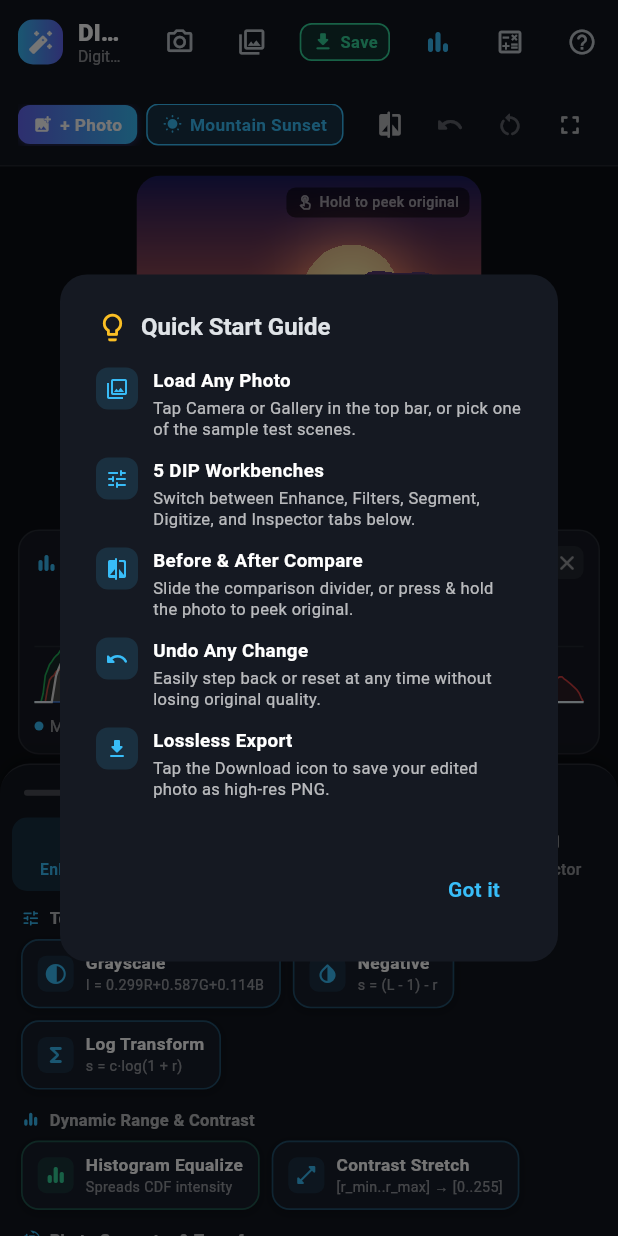
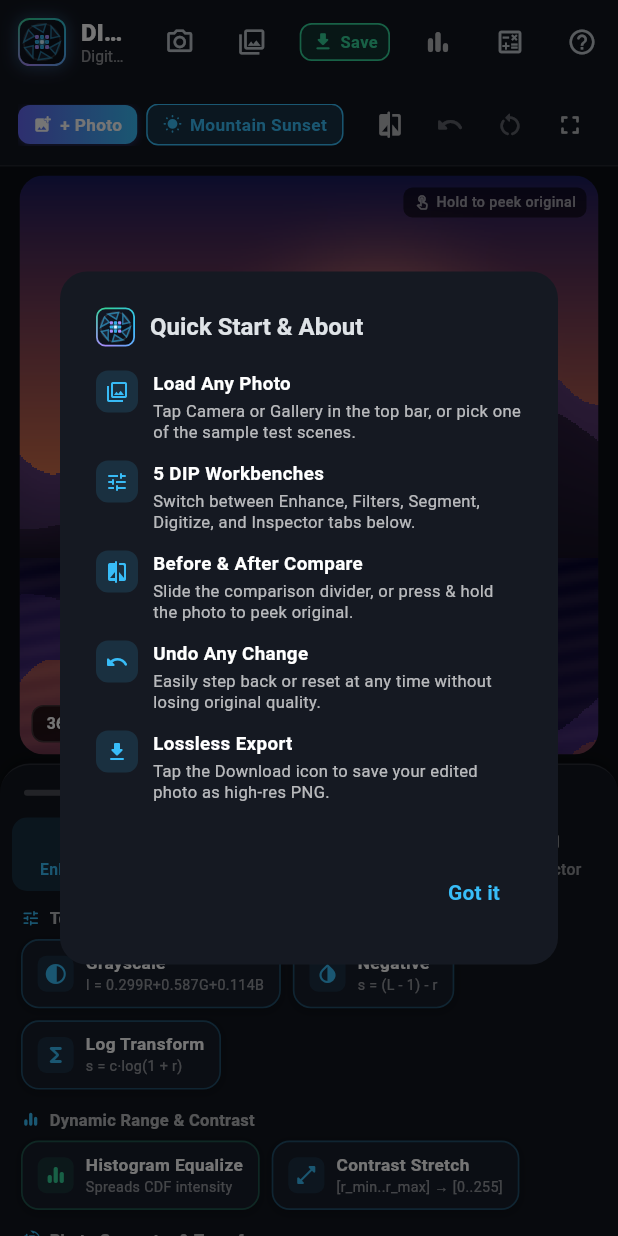
Before and after one commit to mashkurulalamohi37/Photo_Editor-DIP-, a Flutter app: the screen it shows after launch, after a tap on the "help outline" icon, on a phone screen of 412 x 824 dp. Run offline on Flutter 3.47's test engine with Material 3 defaults, Android fonts, the phone set to English and light mode, and no system bars; our stand-ins replace image_picker, web; missing offline and left inert: dart:js_interop.

Commit message:
feat(branding): add custom app logo, opening splash animation, and default hidden workbench/histogram

```diff
--- a/lib/main.dart
+++ b/lib/main.dart
@@ -1,5 +1,6 @@
 import 'package:flutter/material.dart';
 import 'screens/editor_screen.dart';
+import 'screens/splash_screen.dart';
 
 void main() {
   WidgetsFlutterBinding.ensureInitialized();
@@ -7,10 +8,25 @@ void main() {
 }
 
 class DipStudioApp extends StatelessWidget {
-  const DipStudioApp({super.key});
+  final bool initialShowHistogram;
+  final bool initialWorkbenchCollapsed;
+  final bool? enableSplashScreen;
+
+  const DipStudioApp({
+    super.key,
+    this.initialShowHistogram = false,
+    this.initialWorkbenchCollapsed = true,
+    this.enableSplashScreen,
+  });
 
   @override
   Widget build(BuildContext context) {
+    // When running inside an automated test without explicit splash flag,
+    // load EditorScreen directly so existing widget tests don't stall on timers.
+    final bool isTestEnv =
+        WidgetsBinding.instance.runtimeType.toString().contains('TestWidgetsFlutterBinding');
+    final bool showSplash = enableSplashScreen ?? !isTestEnv;
+
     return MaterialApp(
       title: 'DIP Studio',
       debugShowCheckedModeBanner: false,
@@ -27,7 +43,12 @@ class DipStudioApp extends StatelessWidget {
           surface: const Color(0xFF11151E),
         ),
       ),
-      home: const EditorScreen(),
+      home: showSplash
+          ? const SplashScreen()
+          : EditorScreen(
+              initialShowHistogram: initialShowHistogram,
+              initialWorkbenchCollapsed: initialWorkbenchCollapsed,
+            ),
     );
   }
 }
--- a/lib/screens/editor_screen.dart
+++ b/lib/screens/editor_screen.dart
@@ -9,12 +9,20 @@ import '../models/pixel_image.dart';
 import '../services/dip_engine.dart';
 import '../services/image_export_service.dart';
 import '../services/sample_image_generator.dart';
+import '../widgets/app_logo.dart';
 import '../widgets/digitization_calculator_sheet.dart';
 import '../widgets/histogram_chart.dart';
 import '../widgets/image_canvas_view.dart';
 
 class EditorScreen extends StatefulWidget {
-  const EditorScreen({super.key});
+  final bool initialShowHistogram;
+  final bool initialWorkbenchCollapsed;
+
+  const EditorScreen({
+    super.key,
+    this.initialShowHistogram = false,
+    this.initialWorkbenchCollapsed = true,
+  });
 
   @override
   State<EditorScreen> createState() => _EditorScreenState();
@@ -31,9 +39,9 @@ class _EditorScreenState extends State<EditorScreen> {
   final List<PixelImage> _undoStack = [];
   final List<DipOperationRecord> _operationHistory = [];
 
-  bool _showHistogram = true;
+  late bool _showHistogram;
   bool _splitCompareMode = false;
-  bool _isWorkbenchCollapsed = false;
+  late bool _isWorkbenchCollapsed;
   int _selectedTabIndex = 0;
 
   // Tab 1: Point & Enhancement parameters
@@ -73,6 +81,8 @@ class _EditorScreenState extends State<EditorScreen> {
   @override
   void initState() {
     super.initState();
+    _showHistogram = widget.initialShowHistogram;
+    _isWorkbenchCollapsed = widget.initialWorkbenchCollapsed;
     _loadSamplePreset(_activePresetId, resetHistory: true);
   }
 
@@ -511,19 +521,9 @@ class _EditorScreenState extends State<EditorScreen> {
         titleSpacing: 12,
         title: Row(
           children: [
-            Container(
-              padding: const EdgeInsets.all(6),
-              decoration: BoxDecoration(
-                gradient: const LinearGradient(
-                  colors: [Color(0xFF38BDF8), Color(0xFF6366F1)],
-                ),
-                borderRadius: BorderRadius.circular(10),
-              ),
-              child: const Icon(
-                Icons.auto_fix_high_rounded,
-                size: 18,
-                color: Colors.white,
-              ),
+            const AppLogo(
+              size: 32,
+              showGlow: true,
             ),
             const SizedBox(width: 10),
             const Expanded(
@@ -758,9 +758,9 @@ class _EditorScreenState extends State<EditorScreen> {
         shape: RoundedRectangleBorder(borderRadius: BorderRadius.circular(18)),
         title: const Row(
           children: [
-            Icon(Icons.lightbulb_outline_rounded, color: Color(0xFFFBBF24), size: 22),
-            SizedBox(width: 8),
-            Text('Quick Start Guide', style: TextStyle(fontSize: 16, fontWeight: FontWeight.w700)),
+            AppLogo(size: 26, showGlow: false),
+            SizedBox(width: 10),
+            Text('Quick Start & About', style: TextStyle(fontSize: 16, fontWeight: FontWeight.w700)),
           ],
         ),
         content: const SingleChildScrollView(
@@ -1154,8 +1154,12 @@ class _EditorScreenState extends State<EditorScreen> {
                   child: InkWell(
                     borderRadius: BorderRadius.circular(10),
                     onTap: () => setState(() {
-                      _selectedTabIndex = index;
-                      _isWorkbenchCollapsed = false;
+                      if (_selectedTabIndex == index && !_isWorkbenchCollapsed) {
+                        _isWorkbenchCollapsed = true;
+                      } else {
+                        _selectedTabIndex = index;
+                        _isWorkbenchCollapsed = false;
+                      }
                     }),
                     child: Container(
                       padding: const EdgeInsets.symmetric(vertical: 7),
--- /dev/null
+++ b/lib/screens/splash_screen.dart
@@ -0,0 +1,346 @@
+import 'dart:async';
+import 'package:flutter/material.dart';
+import '../widgets/app_logo.dart';
+import 'editor_screen.dart';
+
+/// Opening splash screen with animated branding, DIP mathematical aura,
+/// and smooth transition to the main [EditorScreen].
+class SplashScreen extends StatefulWidget {
+  final Duration duration;
+  final VoidCallback? onFinished;
+
+  const SplashScreen({
+    super.key,
+    this.duration = const Duration(milliseconds: 2200),
+    this.onFinished,
+  });
+
+  @override
+  State<SplashScreen> createState() => _SplashScreenState();
+}
+
+class _SplashScreenState extends State<SplashScreen>
+    with SingleTickerProviderStateMixin {
+  late final AnimationController _animController;
+  late final Animation<double> _logoScale;
+  late final Animation<double> _logoFade;
+  late final Animation<double> _titleFade;
+  late final Animation<Offset> _titleSlide;
+  late final Animation<double> _tagFade;
+  late final Animation<double> _progressValue;
+
+  Timer? _navigationTimer;
+  bool _navigated = false;
+
+  final List<String> _dipStages = const [
+    'Sampling 2D Continuous Coordinates (x, y)...',
+    'Quantizing Gray Levels (L = 2^k)...',
+    'Initializing Spatial & Frequency Domains...',
+    'Ready for Digital Image Processing.',
+  ];
+  int _currentStageIndex = 0;
+  Timer? _stageTimer;
+
+  @override
+  void initState() {
+    super.initState();
+
+    _animController = AnimationController(
+      vsync: this,
+      duration: widget.duration,
+    );
+
+    _logoFade = CurvedAnimation(
+      parent: _animController,
+      curve: const Interval(0.0, 0.45, curve: Curves.easeOut),
+    );
+
+    _logoScale = Tween<double>(begin: 0.65, end: 1.0).animate(
+      CurvedAnimation(
+        parent: _animController,
+        curve: const Interval(0.0, 0.55, curve: Curves.easeOutBack),
+      ),
+    );
+
+    _titleFade = CurvedAnimation(
+      parent: _animController,
+      curve: const Interval(0.35, 0.70, curve: Curves.easeIn),
+    );
+
+    _titleSlide = Tween<Offset>(
+      begin: const Offset(0.0, 0.35),
+      end: Offset.zero,
+    ).animate(
+      CurvedAnimation(
+        parent: _animController,
+        curve: const Interval(0.35, 0.70, curve: Curves.easeOutCubic),
+      ),
+    );
+
+    _tagFade = CurvedAnimation(
+      parent: _animController,
+      curve: const Interval(0.60, 0.90, curve: Curves.easeIn),
+    );
+
+    _progressValue = CurvedAnimation(
+      parent: _animController,
+      curve: const Interval(0.15, 0.95, curve: Curves.easeInOut),
+    );
+
+    _animController.forward();
+
+    // Stage messages update every 500ms
+    _stageTimer = Timer.periodic(const Duration(milliseconds: 500), (timer) {
+      if (!mounted) return;
+      setState(() {
+        if (_currentStageIndex < _dipStages.length - 1) {
+          _currentStageIndex++;
+        }
+      });
+    });
+
+    _navigationTimer = Timer(widget.duration + const Duration(milliseconds: 200), () {
+      _navigateToEditor();
+    });
+  }
+
+  void _navigateToEditor() {
+    if (_navigated || !mounted) return;
+    _navigated = true;
+    _stageTimer?.cancel();
+    _navigationTimer?.cancel();
+
+    if (widget.onFinished != null) {
+      widget.onFinished!();
+      return;
+    }
+
+    Navigator.of(context).pushReplacement(
+      PageRouteBuilder(
+        transitionDuration: const Duration(milliseconds: 600),
+        pageBuilder: (context, animation, secondaryAnimation) {
+          return const EditorScreen();
+        },
+        transitionsBuilder: (context, animation, secondaryAnimation, child) {
+          final fade = CurvedAnimation(parent: animation, curve: Curves.easeInOut);
+          final scale = Tween<double>(begin: 0.96, end: 1.0).animate(
+            CurvedAnimation(parent: animation, curve: Curves.easeOutCubic),
+          );
+          return FadeTransition(
+            opacity: fade,
+            child: ScaleTransition(scale: scale, child: child),
+          );
+        },
+      ),
+    );
+  }
+
+  @override
+  void dispose() {
+    _navigationTimer?.cancel();
+    _stageTimer?.cancel();
+    _animController.dispose();
+    super.dispose();
+  }
+
+  @override
+  Widget build(BuildContext context) {
+    final size = MediaQuery.of(context).size;
+
+    return Scaffold(
+      backgroundColor: const Color(0xFF0B0E14),
+      body: GestureDetector(
+        behavior: HitTestBehavior.opaque,
+        onTap: _navigateToEditor, // Tap to immediately skip intro
+        child: Stack(
+          children: [
+            // 1. Subtle radial gradient spotlight
+            Positioned(
+              top: size.height * 0.25 - 180,
+              left: size.width * 0.5 - 180,
+              child: Container(
+                width: 360,
+                height: 360,
+                decoration: BoxDecoration(
+                  shape: BoxShape.circle,
+                  gradient: RadialGradient(
+                    colors: [
+                      const Color(0xFF38BDF8).withValues(alpha: 0.14),
+                      const Color(0xFFA78BFA).withValues(alpha: 0.08),
+                      Colors.transparent,
+                    ],
+                  ),
+                ),
+              ),
+            ),
+
+            // 2. Main Branding & Animated Elements
+            Center(
+              child: Padding(
+                padding: const EdgeInsets.symmetric(horizontal: 28.0),
+                child: Column(
+                  mainAxisSize: MainAxisSize.min,
+                  children: [
+                    // Animated App Logo
+                    FadeTransition(
+                      opacity: _logoFade,
+                      child: ScaleTransition(
+                        scale: _logoScale,
+                        child: const AppLogo(
+                          size: 104,
+                          showGlow: true,
+                          animate: true,
+                        ),
+                      ),
+                    ),
+                    const SizedBox(height: 28),
+
+                    // App Title
+                    SlideTransition(
+                      position: _titleSlide,
+                      child: FadeTransition(
+                        opacity: _titleFade,
+                        child: Column(
+                          children: [
+                            ShaderMask(
+                              shaderCallback: (bounds) => const LinearGradient(
+                                colors: [
+                                  Color(0xFF38BDF8),
+                                  Color(0xFF818CF8),
+                                  Color(0xFFA78BFA),
+                                ],
+                              ).createShader(bounds),
+                              child: const Text(
+                                'DIP Studio',
+                                style: TextStyle(
+                                  fontSize: 34,
+                                  fontWeight: FontWeight.w900,
+                                  letterSpacing: 2.2,
+                                  color: Colors.white,
+                                ),
+                              ),
+                            ),
+                            const SizedBox(height: 6),
+                            Container(
+                              padding: const EdgeInsets.symmetric(
+                                horizontal: 12,
+                                vertical: 4,
+                              ),
+                              decoration: BoxDecoration(
+                                color: const Color(0xFF38BDF8).withValues(alpha: 0.1),
+                                borderRadius: BorderRadius.circular(12),
+                                border: Border.all(
+                                  color: const Color(0xFF38BDF8).withValues(alpha: 0.3),
+                                ),
+                              ),
+                              child: const Text(
+                                'DIGITAL IMAGE PROCESSING LAB',
+                                style: TextStyle(
+                                  fontSize: 10.5,
+                                  fontWeight: FontWeight.w800,
+                                  letterSpacing: 2.4,
+                                  color: Color(0xFF38BDF8),
+                                ),
+                              ),
+                            ),
+                          ],
+                        ),
+                      ),
+                    ),
+                    const SizedBox(height: 18),
+
+                    // Subtitle feature highlights
+                    FadeTransition(
+                      opacity: _tagFade,
+                      child: const Text(
+                        'Sampling • Enhancement • Segmentation • Analysis',
+                        textAlign: TextAlign.center,
+                        style: TextStyle(
+                          fontSize: 12,
+                          color: Colors.white60,
+                          letterSpacing: 0.8,
+                          height: 1.4,
+                        ),
+                      ),
+                    ),
+                  ],
+                ),
+              ),
+            ),
+
+            // 3. Bottom Loading & Skip Bar
+            Positioned(
+              left: 28,
+              right: 28,
+              bottom: 40,
+              child: FadeTransition(
+                opacity: _tagFade,
+                child: Column(
+                  mainAxisSize: MainAxisSize.min,
+                  children: [
+                    // DIP Processing status text
+                    AnimatedSwitcher(
+                      duration: const Duration(milliseconds: 300),
+                      child: Text(
+                        _dipStages[_currentStageIndex],
+                        key: ValueKey<int>(_currentStageIndex),
+                        textAlign: TextAlign.center,
+                        style: const TextStyle(
+                          fontSize: 11.5,
+                          color: Color(0xFF34D399),
+                          fontWeight: FontWeight.w600,
+                          letterSpacing: 0.5,
+                        ),
+                      ),
+                    ),
+                    const SizedBox(height: 12),
+
+                    // Animated progress indicator bar
+                    ClipRRect(
+                      borderRadius: BorderRadius.circular(6),
+                      child: AnimatedBuilder(
+                        animation: _progressValue,
+                        builder: (context, _) {
+                          return LinearProgressIndicator(
+                            value: _progressValue.value,
+                            backgroundColor: Colors.white10,
+                            valueColor: const AlwaysStoppedAnimation<Color>(
+                              Color(0xFF38BDF8),
+                            ),
+                            minHeight: 3.5,
+                          );
+                        },
+                      ),
+                    ),
+                    const SizedBox(height: 14),
+
+                    // Tap to skip hint
+                    const Row(
+                      mainAxisAlignment: MainAxisAlignment.center,
+                      children: [
+                        Icon(
+                          Icons.touch_app_rounded,
+                          size: 13,
+                          color: Colors.white30,
+                        ),
+                        SizedBox(width: 4),
+                        Text(
+                          'Tap anywhere to start',
+                          style: TextStyle(
+                            fontSize: 11,
+                            color: Colors.white30,
+                            letterSpacing: 0.5,
+                          ),
+                        ),
+                      ],
+                    ),
+                  ],
+                ),
+              ),
+            ),
+          ],
+        ),
+      ),
+    );
+  }
+}
--- /dev/null
+++ b/lib/widgets/app_logo.dart
@@ -0,0 +1,240 @@
+import 'dart:math' as math;
+import 'package:flutter/material.dart';
+
+/// A custom, high-definition vector logo for DIP Studio.
+/// Visualizes the core essence of Digital Image Processing:
+/// An optical camera iris (acquisition) focusing onto a 3×3 discrete pixel matrix (sampling & quantization).
+class AppLogo extends StatefulWidget {
+  final double size;
+  final bool showGlow;
+  final bool animate;
+  final double? borderRadius;
+
+  const AppLogo({
+    super.key,
+    this.size = 40.0,
+    this.showGlow = true,
+    this.animate = false,
+    this.borderRadius,
+  });
+
+  @override
+  State<AppLogo> createState() => _AppLogoState();
+}
+
+class _AppLogoState extends State<AppLogo> with SingleTickerProviderStateMixin {
+  AnimationController? _controller;
+
+  @override
+  void initState() {
+    super.initState();
+    if (widget.animate) {
+      _controller = AnimationController(
+        vsync: this,
+        duration: const Duration(milliseconds: 3200),
+      )..repeat(reverse: true);
+    }
+  }
+
+  @override
+  void didUpdateWidget(covariant AppLogo oldWidget) {
+    super.didUpdateWidget(oldWidget);
+    if (widget.animate && _controller == null) {
+      _controller = AnimationController(
+        vsync: this,
+        duration: const Duration(milliseconds: 3200),
+      )..repeat(reverse: true);
+    } else if (!widget.animate && _controller != null) {
+      _controller?.dispose();
+      _controller = null;
+    }
+  }
+
+  @override
+  void dispose() {
+    _controller?.dispose();
+    super.dispose();
+  }
+
+  @override
+  Widget build(BuildContext context) {
+    final effectiveRadius = widget.borderRadius ?? (widget.size * 0.24);
+
+    Widget logoGraphic = CustomPaint(
+      size: Size(widget.size, widget.size),
+      painter: _AppLogoPainter(
+        progress: _controller?.value ?? 0.0,
+        showGlow: widget.showGlow,
+        borderRadius: effectiveRadius,
+      ),
+    );
+
+    if (widget.showGlow) {
+      return Container(
+        decoration: BoxDecoration(
+          borderRadius: BorderRadius.circular(effectiveRadius),
+          boxShadow: [
+            BoxShadow(
+              color: const Color(0xFF38BDF8).withValues(alpha: widget.animate ? 0.35 : 0.22),
+              blurRadius: widget.size * 0.25,
+              spreadRadius: 1,
+            ),
+            BoxShadow(
+              color: const Color(0xFFA78BFA).withValues(alpha: widget.animate ? 0.25 : 0.15),
+              blurRadius: widget.size * 0.35,
+              offset: const Offset(0, 2),
+            ),
+          ],
+        ),
+        child: logoGraphic,
+      );
+    }
+
+    return logoGraphic;
+  }
+}
+
+class _AppLogoPainter extends CustomPainter {
+  final double progress;
+  final bool showGlow;
+  final double borderRadius;
+
+  _AppLogoPainter({
+    required this.progress,
+    required this.showGlow,
+    required this.borderRadius,
+  });
+
+  @override
+  void paint(Canvas canvas, Size size) {
+    final w = size.width;
+    final h = size.height;
+    final center = Offset(w / 2, h / 2);
+    final rect = Offset.zero & size;
+    final rrect = RRect.fromRectAndRadius(rect, Radius.circular(borderRadius));
+
+    // 1. Base dark background
+    final bgPaint = Paint()
+      ..shader = const LinearGradient(
+        begin: Alignment.topLeft,
+        end: Alignment.bottomRight,
+        colors: [
+          Color(0xFF131926),
+          Color(0xFF090D15),
+        ],
+      ).createShader(rect);
+    canvas.drawRRect(rrect, bgPaint);
+
+    // 2. Multi-stop glowing rim
+    final borderPaint = Paint()
+      ..style = PaintingStyle.stroke
+      ..strokeWidth = math.max(1.2, w * 0.04)
+      ..shader = SweepGradient(
+        center: Alignment.center,
+        transform: GradientRotation(progress * math.pi * 2),
+        colors: const [
+          Color(0xFF38BDF8),
+          Color(0xFFA78BFA),
+          Color(0xFF34D399),
+          Color(0xFF38BDF8),
+        ],
+      ).createShader(rect);
+    canvas.drawRRect(rrect.deflate(borderPaint.strokeWidth / 2), borderPaint);
+
+    // 3. Aperture Outer Housing Ring
+    final outerRingPaint = Paint()
+      ..style = PaintingStyle.stroke
+      ..strokeWidth = math.max(1.0, w * 0.02)
+      ..color = Colors.white.withValues(alpha: 0.12);
+    canvas.drawCircle(center, w * 0.38, outerRingPaint);
+
+    // 4. Optical Aperture Blades (6 blades)
+    final bladePaint = Paint()
+      ..style = PaintingStyle.stroke
+      ..strokeWidth = math.max(1.0, w * 0.025)
+      ..color = const Color(0xFF38BDF8).withValues(alpha: 0.55);
+
+    final bladeFillPaint = Paint()
+      ..style = PaintingStyle.fill
+      ..color = const Color(0xFF1E293B).withValues(alpha: 0.65);
+
+    const int bladeCount = 6;
+    final double angleStep = (math.pi * 2) / bladeCount;
+    final double rotationOffset = progress * 0.15; // gentle breath rotation
+
+    for (int i = 0; i < bladeCount; i++) {
+      final double theta = i * angleStep + rotationOffset;
+      final double r1 = w * 0.38;
+      final double r2 = w * 0.20;
+
+      final p1 = Offset(center.dx + r1 * math.cos(theta), center.dy + r1 * math.sin(theta));
+      final p2 = Offset(center.dx + r2 * math.cos(theta + 0.65), center.dy + r2 * math.sin(theta + 0.65));
+      final p3 = Offset(center.dx + r1 * math.cos(theta + angleStep * 0.7), center.dy + r1 * math.sin(theta + angleStep * 0.7));
+
+      final bladePath = Path()
+        ..moveTo(p1.dx, p1.dy)
+        ..lineTo(p2.dx, p2.dy)
+        ..lineTo(p3.dx, p3.dy)
+        ..close();
+
+      canvas.drawPath(bladePath, bladeFillPaint);
+      canvas.drawPath(bladePath, bladePaint);
+    }
+
+    // 5. Digital Pixel Matrix (3x3 grid inside aperture core)
+    final double pixelSize = w * 0.082;
+    final double pixelSpacing = w * 0.105;
+
+    for (int row = -1; row <= 1; row++) {
+      for (int col = -1; col <= 1; col++) {
+        final pxCenter = Offset(
+          center.dx + col * pixelSpacing,
+          center.dy + row * pixelSpacing,
+        );
+
+        final manhattan = row.abs() + col.abs();
+        Color pxColor;
+        if (manhattan == 0) {
+          // Center pixel: High-intensity white/cyan sensor core
+          pxColor = const Color(0xFFFFFFFF);
+        } else if (manhattan == 1) {
+          // 4-Neighbors: Vivid Cyan
+          pxColor = const Color(0xFF38BDF8);
+        } else {
+          // 8-Neighbors: Purple
+          pxColor = const Color(0xFFA78BFA);
+        }
+
+        final pxRect = Rect.fromCenter(
+          center: pxCenter,
+          width: pixelSize,
+          height: pixelSize,
+        );
+        final pxRRect = RRect.fromRectAndRadius(pxRect, Radius.circular(pixelSize * 0.28));
+
+        final pxPaint = Paint()
+          ..style = PaintingStyle.fill
+          ..color = pxColor;
+        canvas.drawRRect(pxRRect, pxPaint);
+      }
+    }
+
+    // 6. Central Sensor Glow Pulse
+    final coreGlowPaint = Paint()
+      ..shader = RadialGradient(
+        colors: [
+          Colors.white.withValues(alpha: 0.85),
+          const Color(0xFF38BDF8).withValues(alpha: 0.4),
+          Colors.transparent,
+        ],
+      ).createShader(Rect.fromCircle(center: center, radius: w * 0.14));
+    canvas.drawCircle(center, w * 0.14, coreGlowPaint);
+  }
+
+  @override
+  bool shouldRepaint(covariant _AppLogoPainter oldDelegate) {
+    return oldDelegate.progress != progress ||
+        oldDelegate.showGlow != showGlow ||
+        oldDelegate.borderRadius != borderRadius;
+  }
+}
--- a/pubspec.yaml
+++ b/pubspec.yaml
@@ -59,6 +59,9 @@ flutter:
   # the material Icons class.
   uses-material-design: true
 
+  assets:
+    - assets/icons/
+
   # To add assets to your application, add an assets section, like this:
   # assets:
   #   - images/a_dot_burr.jpeg
```
Also changed, not shown: assets/icons/app_logo.png (added), 7 other files.
